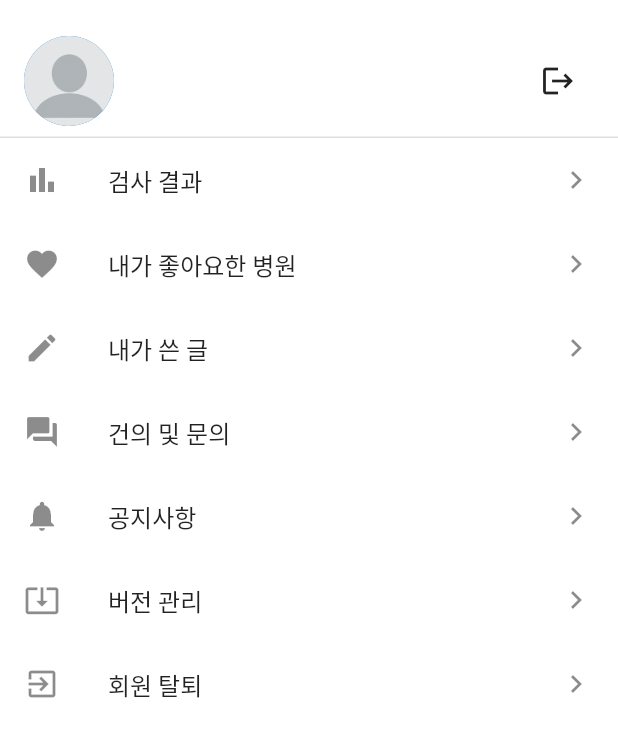
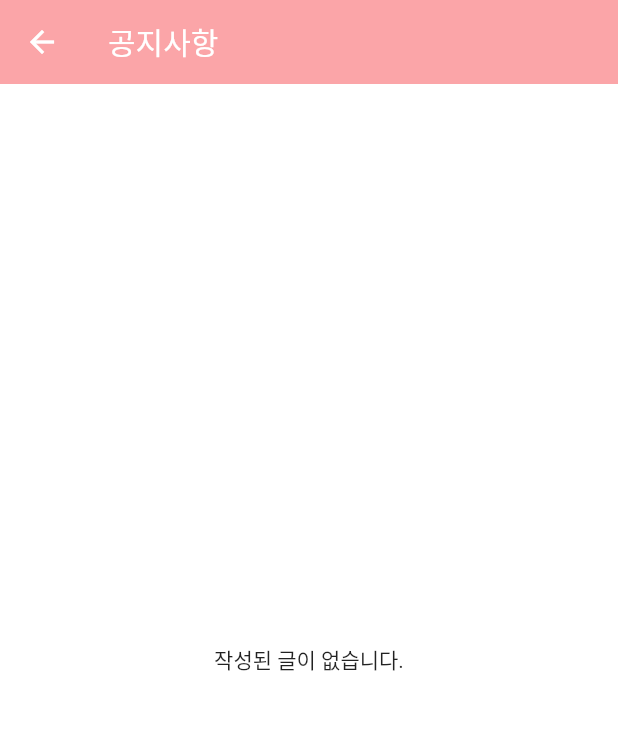
Before and after one commit to kimjn132/PCOS_Predict_Project, a Flutter app: the MyPage screen opened directly, after a tap on "공지사항", on a phone screen of 412 x 824 dp. Shown: the top 737 px of the screen. Run offline on Flutter 3.47's test engine with Material 2 defaults, Android fonts, the phone set to English and light mode, and no system bars; our stand-ins replace cloud_firestore, firebase_auth, firebase_core, firebase_remote_config, fl_chart, get and 3 more; missing offline and left inert: dart:ffi, hawk_fab_menu; accounts and stored records are empty.

Commit message:
[ADD] 공지사항 추가

```diff
--- /dev/null
+++ b/pcos_app/lib/model/mypage/notice_model.dart
@@ -0,0 +1,8 @@
+class NoticeModel {
+  final String nContent;
+  final String nDate;
+  final String nTitle;
+
+  NoticeModel(
+      {required this.nContent, required this.nDate, required this.nTitle});
+}
--- a/pcos_app/lib/view/mypage/my_page.dart
+++ b/pcos_app/lib/view/mypage/my_page.dart
@@ -5,6 +5,7 @@ import 'package:pcos_app/view/mypage/version_manage_page.dart';
 
 import '../../model/login/userInfo.dart';
 import 'chart_page.dart';
+import 'notice_page.dart';
 
 class MyPage extends StatelessWidget {
   MyPage({Key? key}) : super(key: key);
@@ -59,12 +60,18 @@ class MyPage extends StatelessWidget {
                 _buildListTile({
                   'title': '건의 및 문의',
                   'icon': Icons.question_answer,
-                  'onTap': '건의 및 문의',
+                  'onTap': () => _buildDialog(context, '아직 준비중인 서비스입니다.'),
                 }),
                 _buildListTile({
                   'title': '공지사항',
                   'icon': Icons.notifications,
-                  'onTap': '공지사항',
+                  'onTap': () {
+                    Navigator.push(
+                      context,
+                      MaterialPageRoute(
+                          builder: (context) => const NoticePage()),
+                    );
+                  },
                 }),
                 _buildListTile({
                   'title': '버전 관리',
--- /dev/null
+++ b/pcos_app/lib/view/mypage/notice_page.dart
@@ -0,0 +1,155 @@
+import 'package:cloud_firestore/cloud_firestore.dart';
+import 'package:flutter/material.dart';
+import 'package:flutter/services.dart';
+import 'package:intl/intl.dart';
+import 'package:pcos_app/model/mypage/notice_model.dart';
+
+class NoticePage extends StatefulWidget {
+  const NoticePage({super.key});
+
+  @override
+  State<NoticePage> createState() => _NoticePageState();
+}
+
+class _NoticePageState extends State<NoticePage>
+    with SingleTickerProviderStateMixin {
+  @override
+  void initState() {
+    super.initState();
+  }
+
+  @override
+  Widget build(BuildContext context) {
+    return MaterialApp(
+      theme: ThemeData(
+        primaryColor: Colors.blueGrey[800], // 앱바 색상 변경
+        appBarTheme: const AppBarTheme(
+          backgroundColor: Color(0xFFFBA5A8), // 앱바 색상 변경
+          foregroundColor: Colors.white, // 앱바 텍스트 색상 변경
+          systemOverlayStyle: SystemUiOverlayStyle.light,
+        ),
+      ),
+      home: Scaffold(
+        backgroundColor: Colors.white,
+        appBar: AppBar(
+          leading: IconButton(
+            icon: const Icon(
+              Icons.arrow_back,
+            ),
+            onPressed: () => Navigator.of(context).pop(),
+          ),
+          elevation: 0,
+          title: const Text(
+            '공지사항',
+          ),
+        ),
+        body: Center(
+          child: StreamBuilder<QuerySnapshot>(
+            stream: FirebaseFirestore.instance
+                .collection('notice')
+                .orderBy('nDate', descending: true)
+                .snapshots(),
+            builder: (context, snapshots) {
+              if (snapshots.hasError) {
+                return const Center(
+                  child: Text('데이터를 불러오는 중 오류가 발생하였습니다.'),
+                );
+              }
+              if (snapshots.connectionState == ConnectionState.waiting) {
+                return const Center(child: CircularProgressIndicator());
+              }
+
+              final documents = snapshots.data!.docs;
+              if (documents.isEmpty) {
+                return const Center(
+                  child: Text('작성된 글이 없습니다.'),
+                );
+              }
+
+              List<DocumentSnapshot> latestDocuments = [];
+              if (documents.length >= 3) {
+                latestDocuments = documents.sublist(0, 3);
+              } else {
+                latestDocuments = documents;
+              }
+
+              return ListView(
+                children: documents
+                    .map((doc) => _buildItemWidget(doc, latestDocuments))
+                    .toList(),
+              );
+            },
+          ),
+        ),
+      ),
+    );
+  }
+
+  Widget _buildItemWidget(
+      DocumentSnapshot doc, List<DocumentSnapshot> latestDocuments) {
+    final noticeList = NoticeModel(
+      nContent: doc['nContent'],
+      nDate: doc['nDate'],
+      nTitle: doc['nTitle'],
+    );
+
+    DateTime nDate = DateTime.parse(noticeList.nDate);
+    String formattedDate = DateFormat('yyyy년 MM월 dd일').format(nDate);
+
+    // 최신글 3개의 문서 ID를 가져옵니다.
+    List<String> latestDocumentIds =
+        latestDocuments.map((doc) => doc.id).toList();
+
+    // 현재 공지사항이 최신글 3개에 포함되어 있는지 확인합니다.
+    bool isLatest = latestDocumentIds.contains(doc.id);
+
+    return InkWell(
+      onTap: () {
+        // FirebaseFirestore.instance.collection('posts').where(doc.id);
+        // toPostDetail(doc, noticeList);
+      },
+      child: Container(
+        padding: const EdgeInsets.all(16),
+        decoration: BoxDecoration(
+          border: Border.all(color: Colors.black, width: 0.1),
+          borderRadius: BorderRadius.circular(5),
+        ),
+        child: Row(
+          children: [
+            Container(
+              margin: const EdgeInsets.only(right: 8),
+              height: 7,
+              width: 7,
+              decoration: BoxDecoration(
+                shape: BoxShape.circle,
+                color: isLatest ? Colors.red : Colors.transparent,
+              ),
+            ),
+            Expanded(
+              child: Column(
+                crossAxisAlignment: CrossAxisAlignment.start,
+                children: [
+                  Text(
+                    noticeList.nTitle,
+                    style: const TextStyle(
+                      fontWeight: FontWeight.bold,
+                      fontSize: 16,
+                    ),
+                  ),
+                  const SizedBox(height: 4),
+                  Text(
+                    formattedDate,
+                    style: const TextStyle(
+                      fontSize: 12,
+                      color: Colors.grey,
+                    ),
+                  ),
+                ],
+              ),
+            ),
+          ],
+        ),
+      ),
+    );
+  }
+}
```
